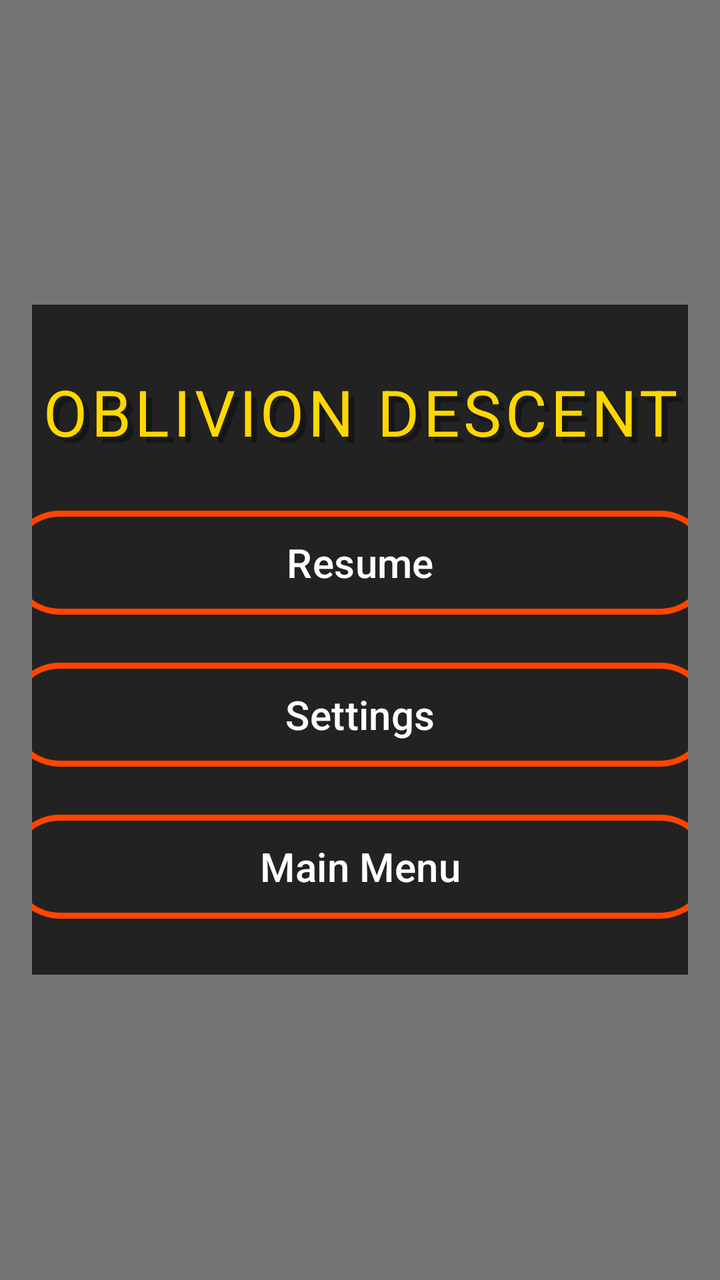
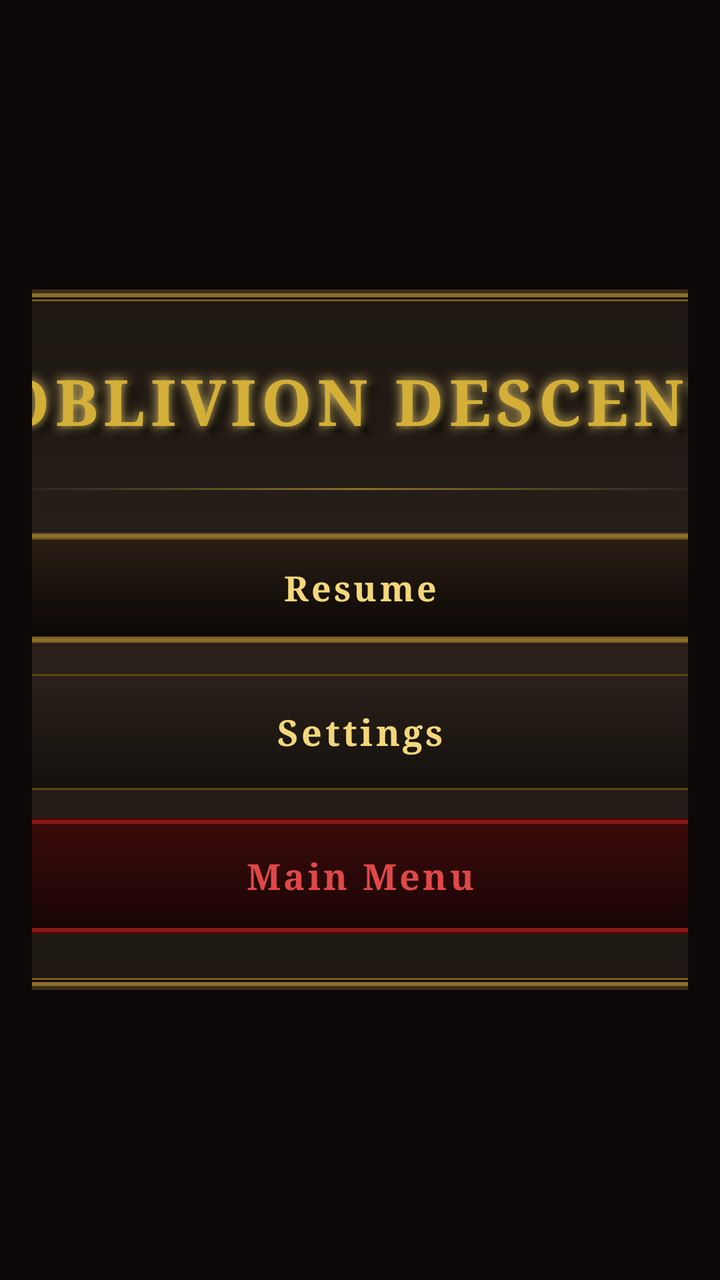

The first picture is an Android layout as it rendered before a commit; the second is the same layout after the commit. The layout source and the unified diff follow.
<!-- AndroidManifest.xml: application theme Theme.OblivionDescent -->
<!-- res/layout/dialog_menu.xml -->
<?xml version="1.0" encoding="utf-8"?>
<FrameLayout xmlns:android="http://schemas.android.com/apk/res/android"
    android:layout_width="match_parent"
    android:layout_height="match_parent"
    xmlns:app="http://schemas.android.com/apk/res-auto"
    xmlns:tools="http://schemas.android.com/tools"
    android:background="#88000000"
    android:clickable="true"
    android:focusable="true"
    android:padding="16dp">

    <LinearLayout
        android:id="@+id/dialog_menu"
        android:layout_width="400dp"
        android:layout_height="wrap_content"
        android:orientation="vertical"
        android:background="@drawable/rounded_dialog_bg"
        android:padding="24dp"
        android:layout_gravity="center">

        <FrameLayout
            android:layout_width="match_parent"
            android:layout_height="wrap_content"
            android:layout_gravity="center"
            android:paddingTop="8dp"
            android:paddingBottom="24dp">

            <TextView
                android:id="@+id/GameTitleBack"
                android:layout_width="match_parent"
                android:layout_height="wrap_content"
                android:text="Oblivion Descent"
                android:textAllCaps="true"
                android:textSize="32sp"
                android:singleLine="true"
                android:textColor="#55000000"
                android:gravity="center"
                android:letterSpacing="0.06"
                android:ellipsize="none"
                android:scrollHorizontally="false"
                android:translationX="3dp"
                android:translationY="3dp"
                tools:ignore="HardcodedText" />

            <TextView
                android:id="@+id/GameTitleFront"
                android:layout_width="match_parent"
                android:layout_height="wrap_content"
                android:text="Oblivion Descent"
                android:textAllCaps="true"
                android:textSize="32sp"
                android:singleLine="true"
                android:textColor="#FFD700"
                android:ellipsize="none"
                android:scrollHorizontally="false"
                android:gravity="center"
                android:letterSpacing="0.06"
                tools:ignore="HardcodedText" />
        </FrameLayout>


        <com.google.android.material.button.MaterialButton
            android:id="@+id/btn_resume"
            android:layout_width="match_parent"
            android:layout_height="60dp"
            android:text="Resume"
            android:textSize="20sp"
            android:textColor="@android:color/white"
            app:cornerRadius="30dp"
            app:strokeWidth="3dp"
            app:strokeColor="@color/orange"
            app:backgroundTint="@color/darkGray"
            android:layout_marginBottom="16dp" />

        <com.google.android.material.button.MaterialButton
            android:id="@+id/btn_settings"
            android:layout_width="match_parent"
            android:layout_height="60dp"
            android:text="Settings"
            android:textSize="20sp"
            android:textColor="@android:color/white"
            app:cornerRadius="30dp"
            app:strokeWidth="3dp"
            app:strokeColor="@color/orange"
            app:backgroundTint="@color/darkGray"
            android:layout_marginBottom="16dp" />

        <com.google.android.material.button.MaterialButton
            android:id="@+id/btn_main_menu"
            android:layout_width="match_parent"
            android:layout_height="60dp"
            android:text="Main Menu"
            android:textSize="20sp"
            android:textColor="@android:color/white"
            app:cornerRadius="30dp"
            app:strokeWidth="3dp"
            app:strokeColor="@color/orange"
            app:backgroundTint="@color/darkGray" />

    </LinearLayout>

</FrameLayout>
<!-- resources referenced by this layout -->
<resources>
  <color name="darkGray">#222222</color>
  <color name="orange">#FF4500</color>
  <!-- drawable rounded_dialog_bg (drawable) -->
  <shape xmlns:android="http://schemas.android.com/apk/res/android"
      android:shape="rectangle">
      <solid android:color="#222222"/>
      <corners android:radius="16dp"/>
  </shape>
  <style name="Base.Theme.OblivionDescent" parent="Theme.Material3.DayNight.NoActionBar">
      </style>
  <!-- unchanged entries left out for length: 1 -->
</resources>

<!-- the commit's change to res/layout/dialog_menu.xml (unified diff, before → after) -->
@@ -4,26 +4,27 @@
     android:layout_height="match_parent"
     xmlns:app="http://schemas.android.com/apk/res-auto"
     xmlns:tools="http://schemas.android.com/tools"
-    android:background="#88000000"
+    android:background="@color/bg_overlay"
     android:clickable="true"
     android:focusable="true"
     android:padding="16dp">
 
     <LinearLayout
         android:id="@+id/dialog_menu"
-        android:layout_width="400dp"
+        android:layout_width="420dp"
         android:layout_height="wrap_content"
         android:orientation="vertical"
         android:background="@drawable/rounded_dialog_bg"
-        android:padding="24dp"
-        android:layout_gravity="center">
+        android:padding="28dp"
+        android:layout_gravity="center"
+        android:animation="@anim/dialog_open">
 
         <FrameLayout
             android:layout_width="match_parent"
             android:layout_height="wrap_content"
             android:layout_gravity="center"
-            android:paddingTop="8dp"
-            android:paddingBottom="24dp">
+            android:paddingTop="6dp"
+            android:paddingBottom="22dp">
 
             <TextView
                 android:id="@+id/GameTitleBack"
@@ -32,12 +33,18 @@
                 android:text="Oblivion Descent"
                 android:textAllCaps="true"
                 android:textSize="32sp"
+                android:textStyle="bold"
+                android:fontFamily="serif"
                 android:singleLine="true"
-                android:textColor="#55000000"
+                android:textColor="#66000000"
                 android:gravity="center"
-                android:letterSpacing="0.06"
+                android:letterSpacing="0.08"
                 android:ellipsize="none"
                 android:scrollHorizontally="false"
+                android:shadowColor="#CC000000"
+                android:shadowDx="3"
+                android:shadowDy="3"
+                android:shadowRadius="8"
                 android:translationX="3dp"
                 android:translationY="3dp"
                 tools:ignore="HardcodedText" />
@@ -49,53 +56,76 @@
                 android:text="Oblivion Descent"
                 android:textAllCaps="true"
                 android:textSize="32sp"
+                android:textStyle="bold"
+                android:fontFamily="serif"
                 android:singleLine="true"
-                android:textColor="#FFD700"
+                android:textColor="@color/gold_bright"
                 android:ellipsize="none"
                 android:scrollHorizontally="false"
                 android:gravity="center"
-                android:letterSpacing="0.06"
+                android:letterSpacing="0.08"
+                android:shadowColor="@color/gold_glow"
+                android:shadowDx="0"
+                android:shadowDy="0"
+                android:shadowRadius="14"
+                android:animation="@anim/glow_pulse"
                 tools:ignore="HardcodedText" />
         </FrameLayout>
 
+        <View
+            android:layout_width="match_parent"
+            android:layout_height="1dp"
+            android:background="@drawable/divider_gold"
+            android:layout_marginBottom="20dp"/>
 
         <com.google.android.material.button.MaterialButton
             android:id="@+id/btn_resume"
             android:layout_width="match_parent"
-            android:layout_height="60dp"
+            android:layout_height="58dp"
             android:text="Resume"
-            android:textSize="20sp"
-            android:textColor="@android:color/white"
-            app:cornerRadius="30dp"
-            app:strokeWidth="3dp"
-            app:strokeColor="@color/orange"
-            app:backgroundTint="@color/darkGray"
-            android:layout_marginBottom="16dp" />
+            android:textSize="18sp"
+            android:textStyle="bold"
+            android:fontFamily="serif"
+            android:letterSpacing="0.08"
+            android:textColor="@color/gold_glow"
+            android:insetTop="0dp"
+            android:insetBottom="0dp"
+            app:backgroundTint="@null"
+            android:background="@drawable/btn_login"
+            android:stateListAnimator="@animator/button_elevation_anim"
+            android:translationZ="4dp"
+            android:layout_marginBottom="14dp" />
 
         <com.google.android.material.button.MaterialButton
             android:id="@+id/btn_settings"
             android:layout_width="match_parent"
-            android:layout_height="60dp"
+            android:layout_height="58dp"
             android:text="Settings"
-            android:textSize="20sp"
-            android:textColor="@android:color/white"
-            app:cornerRadius="30dp"
-            app:strokeWidth="3dp"
-            app:strokeColor="@color/orange"
-            app:backgroundTint="@color/darkGray"
-            android:layout_marginBottom="16dp" />
+            android:textSize="18sp"
+            android:textStyle="bold"
+            android:fontFamily="serif"
+            android:letterSpacing="0.08"
+            android:textColor="@color/gold_glow"
+            android:insetTop="0dp"
+            android:insetBottom="0dp"
+            app:backgroundTint="@null"
+            android:background="@drawable/btn_gothic_secondary"
+            android:layout_marginBottom="14dp" />
 
         <com.google.android.material.button.MaterialButton
             android:id="@+id/btn_main_menu"
             android:layout_width="match_parent"
-            android:layout_height="60dp"
+            android:layout_height="58dp"
             android:text="Main Menu"
-            android:textSize="20sp"
-            android:textColor="@android:color/white"
-            app:cornerRadius="30dp"
-            app:strokeWidth="3dp"
-            app:strokeColor="@color/orange"
-            app:backgroundTint="@color/darkGray" />
+            android:textSize="18sp"
+            android:textStyle="bold"
+            android:fontFamily="serif"
+            android:letterSpacing="0.08"
+            android:textColor="@color/crimson_glow"
+            android:insetTop="0dp"
+            android:insetBottom="0dp"
+            app:backgroundTint="@null"
+            android:background="@drawable/btn_gothic_danger" />
 
     </LinearLayout>
 
<!-- resource entries referenced after the edit -->
@@ -1,15 +1,198 @@
 <!-- resources referenced by this layout -->
 <resources>
-  <color name="darkGray">#222222</color>
-  <color name="orange">#FF4500</color>
+  <color name="bg_overlay">#CC0A0807</color>
+  <color name="crimson_glow">#E04848</color>
+  <color name="gold_bright">#D4AF37</color>
+  <color name="gold_glow">#F4D77A</color>
+  <!-- drawable btn_gothic_danger (drawable) -->
+  <?xml version="1.0" encoding="utf-8"?>
+  <ripple xmlns:android="http://schemas.android.com/apk/res/android"
+      android:color="#66E04848">
+  
+      <item android:id="@android:id/mask">
+          <shape android:shape="rectangle">
+              <solid android:color="@color/crimson_bright"/>
+              <corners android:radius="10dp"/>
+          </shape>
+      </item>
+  
+      <item>
+          <layer-list>
+              <item>
+                  <shape android:shape="rectangle">
+                      <solid android:color="@color/crimson_deep"/>
+                      <corners android:radius="10dp"/>
+                  </shape>
+              </item>
+              <item
+                  android:left="1dp" android:top="1dp"
+                  android:right="1dp" android:bottom="1dp">
+                  <shape android:shape="rectangle">
+                      <solid android:color="@color/crimson_base"/>
+                      <corners android:radius="9dp"/>
+                  </shape>
+              </item>
+              <item
+                  android:left="3dp" android:top="3dp"
+                  android:right="3dp" android:bottom="3dp">
+                  <shape android:shape="rectangle">
+                      <gradient
+                          android:type="linear"
+                          android:angle="270"
+                          android:startColor="#3A0A0A"
+                          android:endColor="#1A0505"/>
+                      <corners android:radius="7dp"/>
+                  </shape>
+              </item>
+          </layer-list>
+      </item>
+  
+  </ripple>
+  <!-- drawable btn_gothic_secondary (drawable) -->
+  <?xml version="1.0" encoding="utf-8"?>
+  <ripple xmlns:android="http://schemas.android.com/apk/res/android"
+      android:color="@color/gold_translucent">
+  
+      <item android:id="@android:id/mask">
+          <shape android:shape="rectangle">
+              <solid android:color="@color/gold_bright"/>
+              <corners android:radius="8dp"/>
+          </shape>
+      </item>
+  
+      <item>
+          <layer-list>
+              <item>
+                  <shape android:shape="rectangle">
+                      <solid android:color="@color/border_gold_inner"/>
+                      <corners android:radius="8dp"/>
+                  </shape>
+              </item>
+              <item
+                  android:left="1dp" android:top="1dp"
+                  android:right="1dp" android:bottom="1dp">
+                  <shape android:shape="rectangle">
+                      <gradient
+                          android:type="linear"
+                          android:angle="270"
+                          android:startColor="@color/bg_surface_alt"
+                          android:endColor="@color/bg_base"/>
+                      <corners android:radius="7dp"/>
+                  </shape>
+              </item>
+          </layer-list>
+      </item>
+  
+  </ripple>
+  <!-- drawable btn_login: vector/xml drawable (drawable, 3325 chars, omitted) -->
+  <!-- drawable divider_gold (drawable) -->
+  <?xml version="1.0" encoding="utf-8"?>
+  <shape xmlns:android="http://schemas.android.com/apk/res/android">
+      <size android:height="1dp"/>
+      <gradient
+          android:type="linear"
+          android:angle="0"
+          android:startColor="#00000000"
+          android:centerColor="@color/border_gold"
+          android:endColor="#00000000"/>
+  </shape>
   <!-- drawable rounded_dialog_bg (drawable) -->
-  <shape xmlns:android="http://schemas.android.com/apk/res/android"
-      android:shape="rectangle">
-      <solid android:color="#222222"/>
-      <corners android:radius="16dp"/>
-  </shape>
+  <?xml version="1.0" encoding="utf-8"?>
+  <layer-list xmlns:android="http://schemas.android.com/apk/res/android">
+  
+      
+      <item>
+          <shape android:shape="rectangle">
+              <solid android:color="@color/border_gold_outer"/>
+              <corners android:radius="10dp"/>
+          </shape>
+      </item>
+  
+      
+      <item
+          android:left="2dp"
+          android:top="2dp"
+          android:right="2dp"
+          android:bottom="2dp">
+          <shape android:shape="rectangle">
+              <solid android:color="@color/border_gold"/>
+              <corners android:radius="9dp"/>
+          </shape>
+      </item>
+  
+      
+      <item
+          android:left="4dp"
+          android:top="4dp"
+          android:right="4dp"
+          android:bottom="4dp">
+          <shape android:shape="rectangle">
+              <solid android:color="@color/bg_deepest"/>
+              <corners android:radius="8dp"/>
+          </shape>
+      </item>
+  
+      
+      <item
+          android:left="5dp"
+          android:top="5dp"
+          android:right="5dp"
+          android:bottom="5dp">
+          <shape android:shape="rectangle">
+              <solid android:color="@color/gold_deep"/>
+              <corners android:radius="7dp"/>
+          </shape>
+      </item>
+  
+      
+      <item
+          android:left="6dp"
+          android:top="6dp"
+          android:right="6dp"
+          android:bottom="6dp">
+          <shape android:shape="rectangle">
+              <gradient
+                  android:type="linear"
+                  android:angle="270"
+                  android:startColor="@color/bg_surface"
+                  android:centerColor="@color/bg_surface_alt"
+                  android:endColor="@color/bg_surface"/>
+              <corners android:radius="6dp"/>
+          </shape>
+      </item>
+  
+  </layer-list>
+  <color name="crimson_bright">#B82828</color>
+  <color name="crimson_deep">#4A0A0A</color>
+  <color name="crimson_base">#8B1818</color>
+  <color name="gold_translucent">#33D4AF37</color>
+  <color name="border_gold_inner">#5C4517</color>
+  <color name="bg_surface_alt">#2A211A</color>
+  <color name="bg_base">#14100D</color>
+  <color name="border_gold">#8B6F2C</color>
+  <color name="border_gold_outer">#3C2D1A</color>
+  <color name="bg_deepest">#0A0807</color>
+  <color name="gold_deep">#7A5A1F</color>
+  <color name="bg_surface">#1E1813</color>
   <style name="Base.Theme.OblivionDescent" parent="Theme.Material3.DayNight.NoActionBar">
+          <item name="android:windowBackground">@color/bg_base</item>
+          <item name="android:colorBackground">@color/bg_base</item>
+          <item name="colorPrimary">@color/gold_base</item>
+          <item name="colorPrimaryVariant">@color/gold_deep</item>
+          <item name="colorOnPrimary">@color/bg_deepest</item>
+          <item name="colorSecondary">@color/crimson_base</item>
+          <item name="colorOnSecondary">@color/bone_white</item>
+          <item name="colorSurface">@color/bg_surface</item>
+          <item name="colorOnSurface">@color/bone_white</item>
+          <item name="colorAccent">@color/gold_bright</item>
+          <item name="android:textColorPrimary">@color/bone_white</item>
+          <item name="android:textColorSecondary">@color/bone_dim</item>
+          <item name="android:textColorHint">@color/bone_muted</item>
       </style>
+  <color name="gold_base">#B8911E</color>
+  <color name="bone_white">#EAE0CA</color>
+  <color name="bone_dim">#B8AC91</color>
+  <color name="bone_muted">#7A7060</color>
   <!-- unchanged entries left out for length: 1 -->
 </resources>
 
